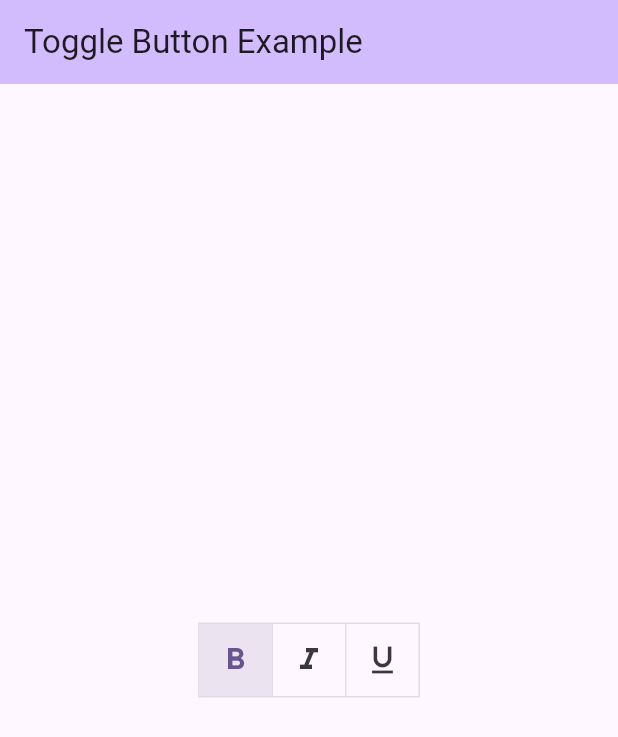
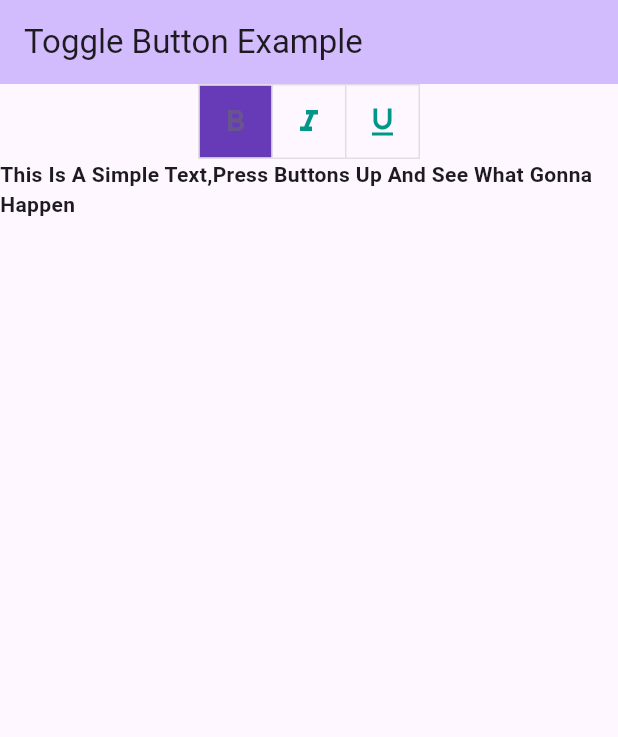
Before and after one commit to miyigun/toggle_button_example, a Flutter app: the screen it shows after launch, after a tap on the "format bold" icon, on a phone screen of 412 x 824 dp. Shown: the top 737 px of the screen. Run offline on Flutter 3.47's test engine with Material 3 defaults, Android fonts, the phone set to English and light mode, and no system bars.

Commit message:
Commit 2

```diff
--- a/lib/main.dart
+++ b/lib/main.dart
@@ -32,7 +32,11 @@ class MyHomePage extends StatefulWidget {
 }
 
 class _MyHomePageState extends State<MyHomePage> {
-  final List<bool> _selections = List.generate(3, (index) => false);
+  final List<bool> _selections = List.generate(3, (_)=>false );
+
+  var txtBold   = FontWeight.normal;
+  var txtItalic = FontStyle.normal;
+  var txtUnder  = TextDecoration.none;
 
   @override
   Widget build(BuildContext context) {
@@ -43,21 +47,53 @@ class _MyHomePageState extends State<MyHomePage> {
       ),
       body: Center(
         child: Column(
-          mainAxisAlignment: MainAxisAlignment.center,
+          mainAxisAlignment: MainAxisAlignment.start,
           children: <Widget>[
             ToggleButtons(
-              isSelected: _selections,
-              onPressed: (int index) {
+              isSelected:_selections,
+              onPressed:(int index){
                 setState(() {
                   _selections[index]=!_selections[index];
+
+                  if(index==0 && _selections[index]){
+                    txtBold=FontWeight.bold;
+                  }
+                  else if(index==0 && !_selections[index]){
+                    txtBold=FontWeight.normal;
+                  }
+
+                  if(index==1 && _selections[index]){
+                    txtItalic=FontStyle.italic;
+                  }
+                  else if(index==1 && !_selections[index]){
+                    txtItalic=FontStyle.normal;
+                  }
+
+                  if(index==2 && _selections[index]){
+                    txtUnder=TextDecoration.underline;
+                  }
+                  else if(index==2 && !_selections[index]){
+                    txtUnder=TextDecoration.none;
+                  }
+
                 });
               },
-              children: const [
+              color:Colors.teal,
+              fillColor:Colors.deepPurple,
+              children: const <Widget>[
                 Icon(Icons.format_bold),
                 Icon(Icons.format_italic),
                 Icon(Icons.format_underlined),
               ],
             ),
+            Text(
+              "This Is A Simple Text,Press Buttons Up And See What Gonna Happen",
+              style:TextStyle(
+                fontWeight:txtBold,
+                fontStyle:txtItalic,
+                decoration:txtUnder,
+              ),
+            )
           ],
         ),
       ),
```
